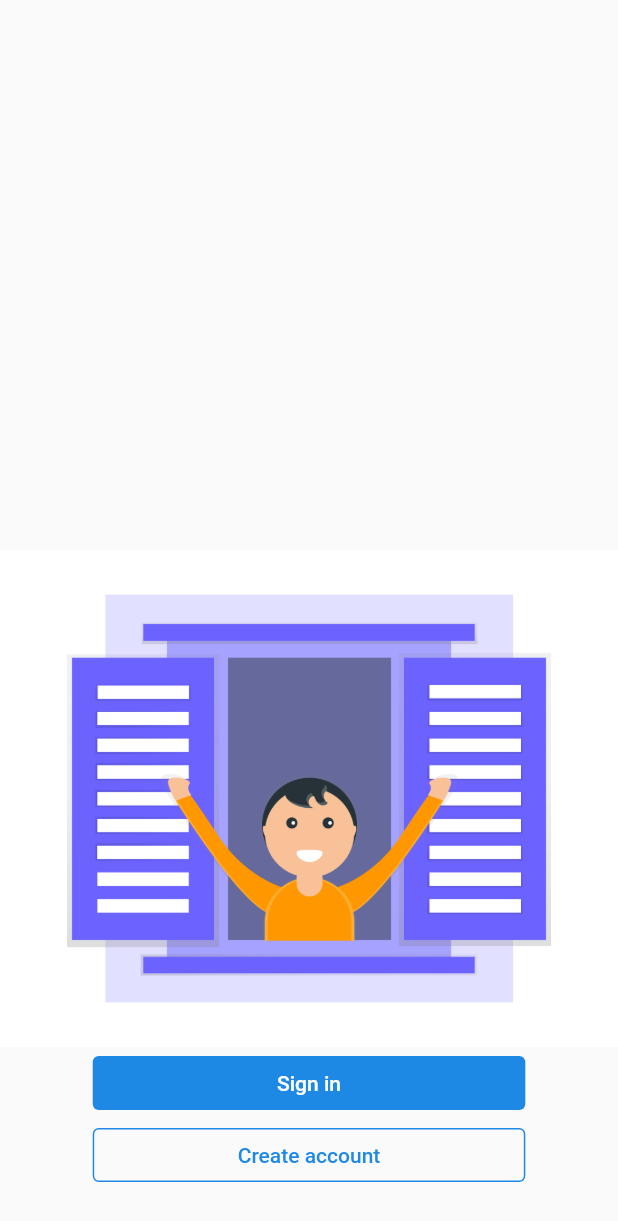
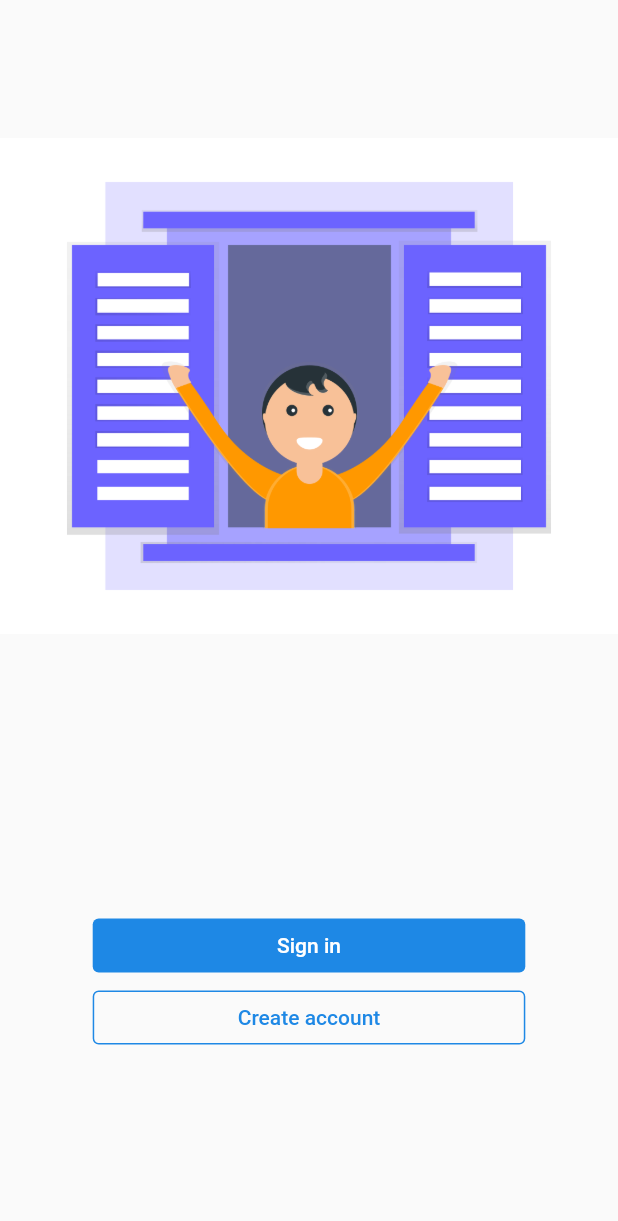
Before and after one commit to Nilomiranda/FlutterTalk, a Flutter app: the screen it shows after launch, on a phone screen of 412 x 824 dp. Shown: the top 1221 px of the screen. Run offline on Flutter 3.47's test engine with Material 2 defaults, Android fonts, the phone set to English and light mode, and no system bars.

Commit message:
finished alignment of main auth screen

```diff
--- a/lib/main.dart
+++ b/lib/main.dart
@@ -73,7 +73,8 @@ class MyHomePage extends StatelessWidget {
               ),
             )
           ],
-          mainAxisAlignment: MainAxisAlignment.end,
+          mainAxisAlignment: MainAxisAlignment.spaceAround,
+          mainAxisSize: MainAxisSize.max,
         ),
       ),
     ));
```
